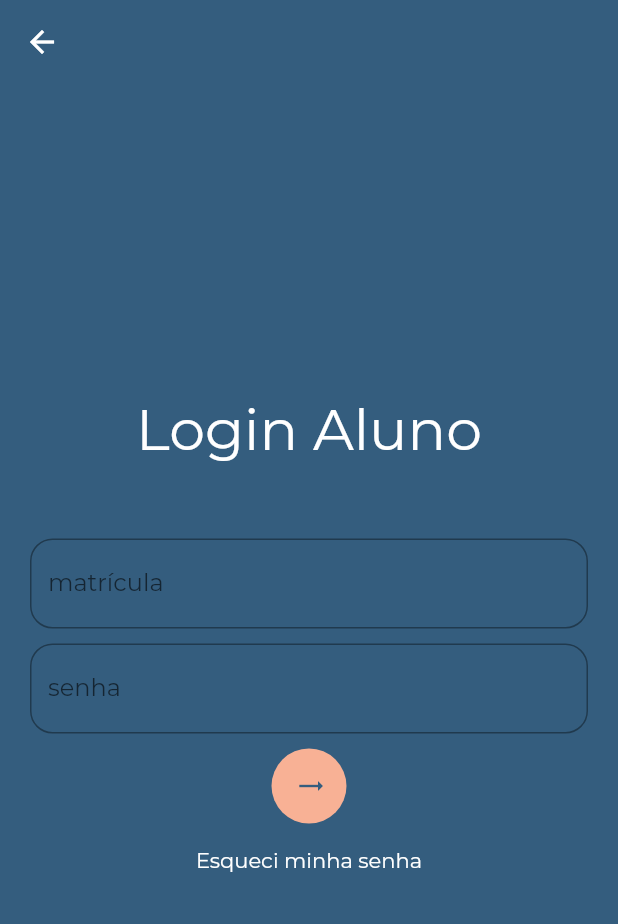
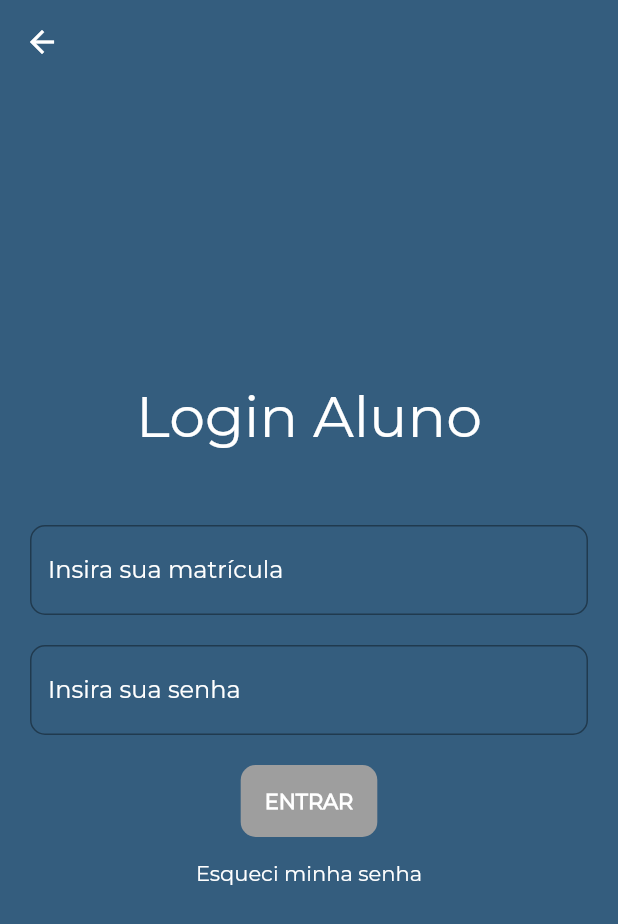
Before and after one commit to rodriguesJeff/minha_escola, a Flutter app: the LoginPage screen opened directly, on a phone screen of 412 x 824 dp. Shown: the top 924 px of the screen. Run offline on Flutter 3.47's test engine with Material 2 defaults, Android fonts, the phone set to English and light mode, and no system bars; our stand-ins replace flutter_mobx, flutter_staggered_animations, mobx, parse_server_sdk_flutter, shared_preferences; accounts and stored records are empty; generated files the repository leaves out were written again; project files that could hold a hidden picture were left out.

Commit message:
Implementada função de login de usuario

```diff
--- a/lib/core/widgets/textField.dart
+++ /dev/null
@@ -1,30 +0,0 @@
-import 'package:flutter/material.dart';
-
-Widget textField(
-  TextEditingController controller,
-  bool pass,
-  String label,
-  String hint
-){
-  return TextFormField(
-    controller: controller,
-    obscureText: pass,
-    validator: (value) {
-      if (value.isEmpty){
-        return 'Campo não pode ser vazio';
-      }
-      return null;
-    },
-    decoration: InputDecoration(
-      labelText: label,
-      hintText: hint,
-      border: OutlineInputBorder(
-        borderSide: BorderSide(width: 2),
-        borderRadius: BorderRadius.circular(15)
-      ),
-    ),
-    style: TextStyle(
-      color: Colors.white
-    ),
-  );
-}
--- a/lib/features/auth/pages/login_page.dart
+++ b/lib/features/auth/pages/login_page.dart
@@ -1,6 +1,6 @@
 import 'package:flutter/material.dart';
+import 'package:flutter_mobx/flutter_mobx.dart';
 import 'package:minha_escola/features/auth/pages/login_controller.dart';
-import 'package:minha_escola/core/widgets/textField.dart';
 
 class LoginPage extends StatefulWidget {
   @override
@@ -8,13 +8,10 @@ class LoginPage extends StatefulWidget {
 }
 
 class _LoginPageState extends State<LoginPage> {
-  final login = LoginApi();
+  LoginPageController loginPageController = LoginPageController();
 
   final mailController = TextEditingController();
-
   final passController = TextEditingController();
-
-  final _formKey = GlobalKey<FormState>();
 
   @override
   Widget build(BuildContext context) {
@@ -26,31 +23,77 @@ class _LoginPageState extends State<LoginPage> {
           child: Column(
               mainAxisAlignment: MainAxisAlignment.spaceBetween,
               children: <Widget>[
-                Text('Login Aluno',
-                    style: TextStyle(fontSize: 38, color: Colors.white)),
+                Text(
+                  'Login Aluno',
+                  style: TextStyle(fontSize: 38, color: Colors.white),
+                ),
                 SizedBox(height: 30),
-                Form(
-                  key: _formKey,
-                  child: Padding(
+                Padding(
                   padding: EdgeInsets.all(20),
                   child: Column(
                       mainAxisAlignment: MainAxisAlignment.center,
                       children: <Widget>[
-                          textField(
-                              mailController, false, 'matrícula', 'matrícula'),
-                          SizedBox(height: 10),
-                          textField(passController, true, 'senha', 'senha'),
-                          SizedBox(height: 10),
-                          Container(
-                            width: 50,
-                            height: 50,
+                        Observer(
+                          builder: (_) => TextField(
+                            enabled: !loginPageController.loading,
+                            decoration: InputDecoration(
+                              border: OutlineInputBorder(
+                                borderRadius: BorderRadius.circular(10),
+                              ),
+                              hintText: 'Insira sua matrícula',
+                              hintStyle: TextStyle(color: Colors.white),
+                              errorText: loginPageController.matriculaError,
+                            ),
+                            cursorColor: Colors.white,
+                            style: TextStyle(color: Colors.white),
+                            autocorrect: false,
+                            onChanged: loginPageController.setMatricula,
+                          ),
+                        ),
+                        SizedBox(height: 20),
+                        Observer(
+                          builder: (_) => TextField(
+                            enabled: !loginPageController.loading,
+                            decoration: InputDecoration(
+                              border: OutlineInputBorder(
+                                borderRadius: BorderRadius.circular(10),
+                              ),
+                              hintText: 'Insira sua senha',
+                              hintStyle: TextStyle(color: Colors.white),
+                              errorText: loginPageController.passwordError,
+                            ),
+                            cursorColor: Colors.white,
+                            style: TextStyle(color: Colors.white),
+                            autocorrect: false,
+                            obscureText: true,
+                            onChanged: loginPageController.setPassword,
+                          ),
+                        ),
+                        SizedBox(height: 20),
+                        Observer(
+                          builder: (_) => Container(
                             decoration: BoxDecoration(
-                                color: Color(0xffF8B195),
-                                borderRadius: BorderRadius.circular(50)),
+                                color: loginPageController.isFormValid
+                                    ? Color(0xffF8B195)
+                                    : Colors.grey,
+                                borderRadius: BorderRadius.circular(10)),
                             child: FlatButton(
-                              onPressed: () async {},
-                              child: Icon(Icons.trending_flat,
-                                  size: 20, color: Color(0xff345D7E)),
+                              onPressed: loginPageController.loginButtonPressed,
+                              child: loginPageController.loading
+                                  ? CircularProgressIndicator(
+                                      valueColor: AlwaysStoppedAnimation<Color>(
+                                          Colors.white),
+                                    )
+                                  : Text(
+                                      "ENTRAR",
+                                      style: TextStyle(
+                                        fontWeight: FontWeight.w700,
+                                        color: loginPageController.isFormValid
+                                            ? Colors.black87
+                                            : Colors.white,
+                                      ),
+                                    ),
+                            ),
                           ),
                         ),
                         FlatButton(
@@ -60,7 +103,6 @@ class _LoginPageState extends State<LoginPage> {
                             child: Text('Esqueci minha senha',
                                 style: TextStyle(color: Colors.white)))
                       ]),
-                  ),
                 )
               ]),
         )));
--- a/lib/features/onboarding/pages/onboarding.dart
+++ b/lib/features/onboarding/pages/onboarding.dart
@@ -1,5 +1,5 @@
 import 'package:flutter/material.dart';
-import 'package:minha_escola/features/home/pages/home_page.dart';
+import 'package:minha_escola/features/auth/pages/login_page.dart';
 
 class Onboarding extends StatelessWidget {
   @override
@@ -33,7 +33,7 @@ class Onboarding extends StatelessWidget {
                   Navigator.push(
                     context,
                     MaterialPageRoute(
-                      builder: (_) => HomePage(),
+                      builder: (_) => LoginPage(),
                     ),
                   );
                 },
--- a/pubspec.yaml
+++ b/pubspec.yaml
@@ -7,16 +7,15 @@ environment:
   sdk: ">=2.1.0 <3.0.0"
 
 dependencies:
-  get: 3.24.0
   flutter:
     sdk: flutter
 
   cupertino_icons: ^0.1.2
-  dio: 3.0.9
   mobx: ^1.2.1+4
   flutter_mobx: ^1.1.0+2
   shared_preferences: ^0.5.12+4
   flutter_staggered_animations: ^0.1.2
+  parse_server_sdk_flutter: 1.0.28
 
 dev_dependencies:
   flutter_test:
```
Also changed, not shown: lib/core/constants/constants.dart (added, +7 -0 lines), lib/domain/models/user_model.dart (+13 -15 lines), lib/features/auth/domain/repositories/auth_repository.dart (added, +11 -0 lines), lib/features/auth/pages/login_controller.dart (+50 -2 lines), lib/features/auth/pages/password_recovery.dart (+24 -6 lines), lib/features/auth/pages/password_reset_page.dart (+24 -7 lines), lib/main.dart (+20 -2 lines), lib/features/auth/pages/login_controller.g.dart, pubspec.lock. Lines whose indentation alone changed are shown as unchanged.
